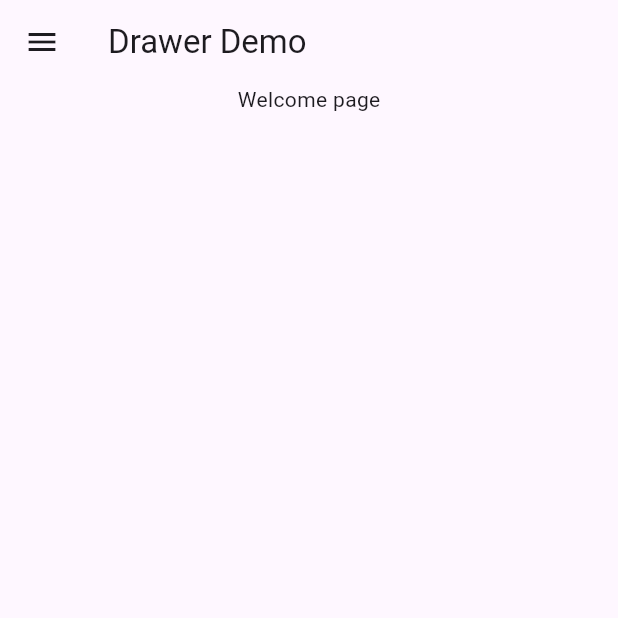
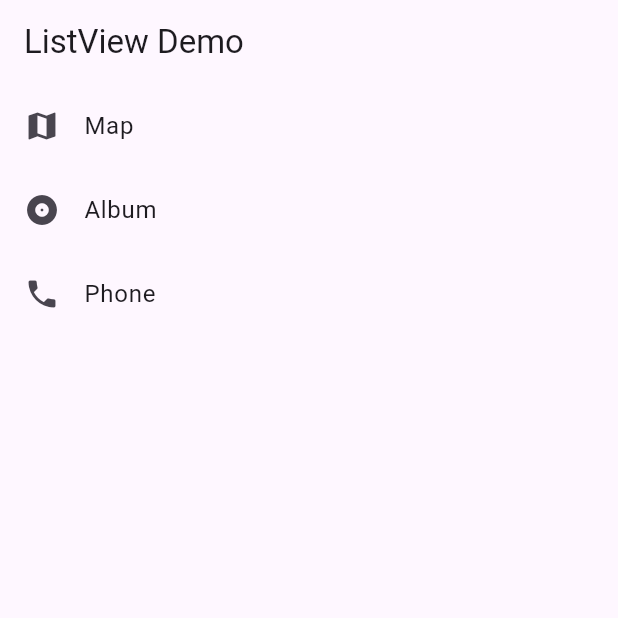
Before and after one commit to 6631501032/flutter_couse, a Flutter app: the screen it shows after launch, on a phone screen of 412 x 824 dp, the top half of it. Run offline on Flutter 3.47's test engine with Material 3 defaults, Android fonts, the phone set to English and light mode, and no system bars.

Commit message:
Add ListViewDemo Normal

```diff
--- a/lib/main.dart
+++ b/lib/main.dart
@@ -1,6 +1,6 @@
 import 'package:flutter/material.dart';
-import 'package:flutter_couse/week09/drawer_demo.dart';
+import 'package:flutter_couse/week09/listview_demo.dart';
 
 void main() {
-  runApp(MaterialApp(debugShowCheckedModeBanner: false, home: DrawerDemo()));
+  runApp(MaterialApp(debugShowCheckedModeBanner: false, home: ListViewDemo()));
 }
--- /dev/null
+++ b/lib/week09/listview_demo.dart
@@ -0,0 +1,32 @@
+import 'package:flutter/material.dart';
+
+
+class ListViewDemo extends StatelessWidget {
+  const ListViewDemo({super.key});
+
+
+  @override
+  Widget build(BuildContext context) {
+    return Scaffold(
+      appBar: AppBar(
+        title: const Text('ListView Demo'),
+      ),
+      body: ListView(
+        children: const [
+          ListTile(
+            leading: Icon(Icons.map),
+            title: Text('Map'),
+          ),
+          ListTile(
+            leading: Icon(Icons.album),
+            title: Text('Album'),
+          ),
+          ListTile(
+            leading: Icon(Icons.phone),
+            title: Text('Phone'),
+          ),
+        ],
+      ),
+    );
+  }
+}
```
